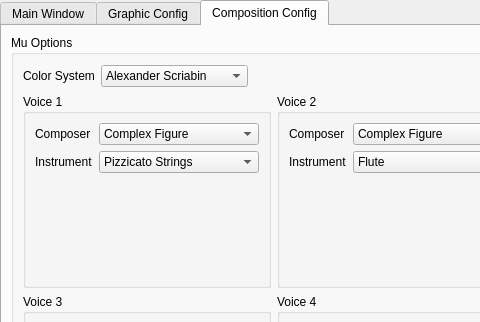
Above: GUI/GUIQt/muphicconfig.ui from ImageBasedComposing/muphic before the change; both pictures show x 0 to 480 and y 0 to 322 of the 589 by 539 pixel window. Below: the same form after it.
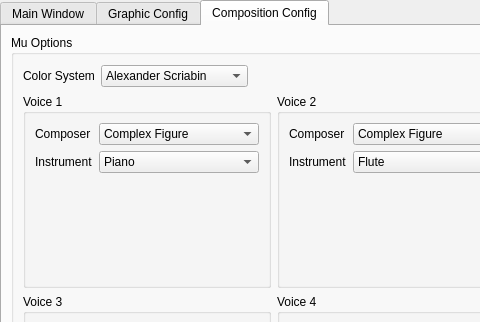
That is the form after the change. The open tabs and pages were chosen to show the change. Icons and pictures are not drawn. Custom widgets are drawn as their Qt base class.

Commit message: + updateo al codigo de la gui para que tire en linux

The edit to the form file:
```diff
--- a/GUI/GUIQt/muphicconfig.ui
+++ b/GUI/GUIQt/muphicconfig.ui
@@ -1178,7 +1178,7 @@
                  </sizepolicy>
                 </property>
                 <property name="currentIndex">
-                 <number>6</number>
+                 <number>0</number>
                 </property>
                 <property name="insertPolicy">
                  <enum>QComboBox::InsertAtBottom</enum>
```
The commit also changes 1 other file.
